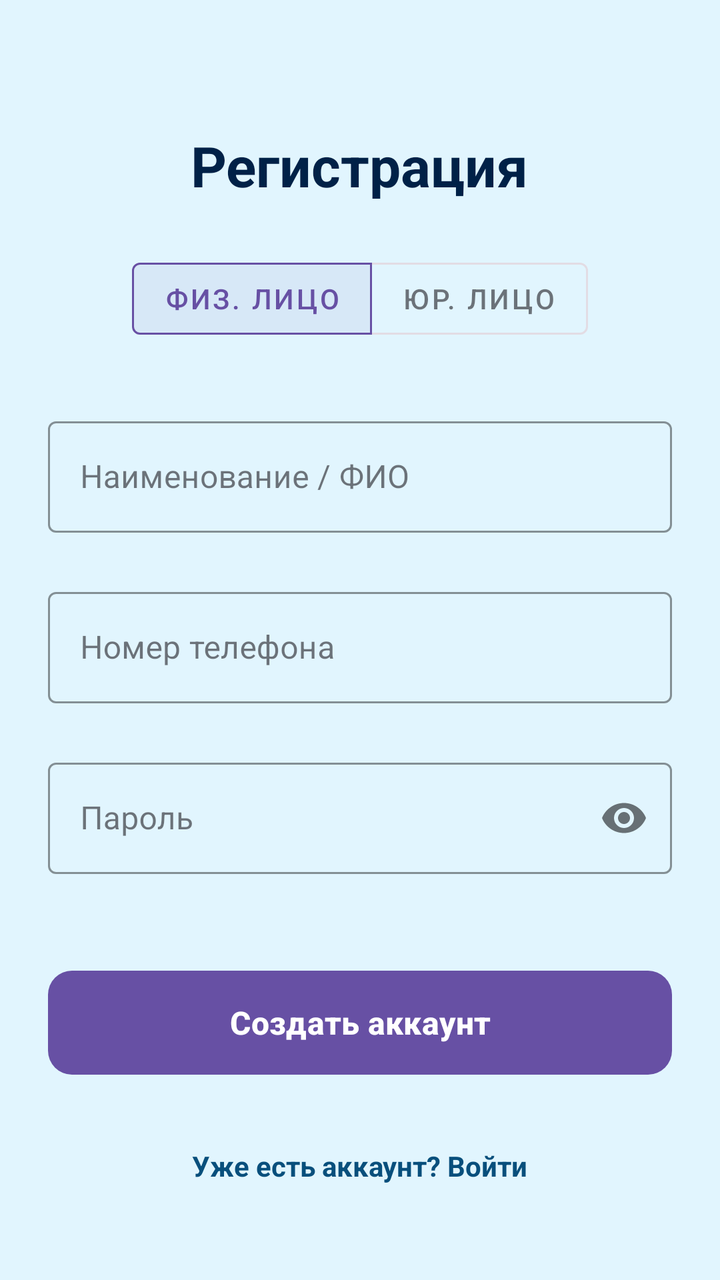
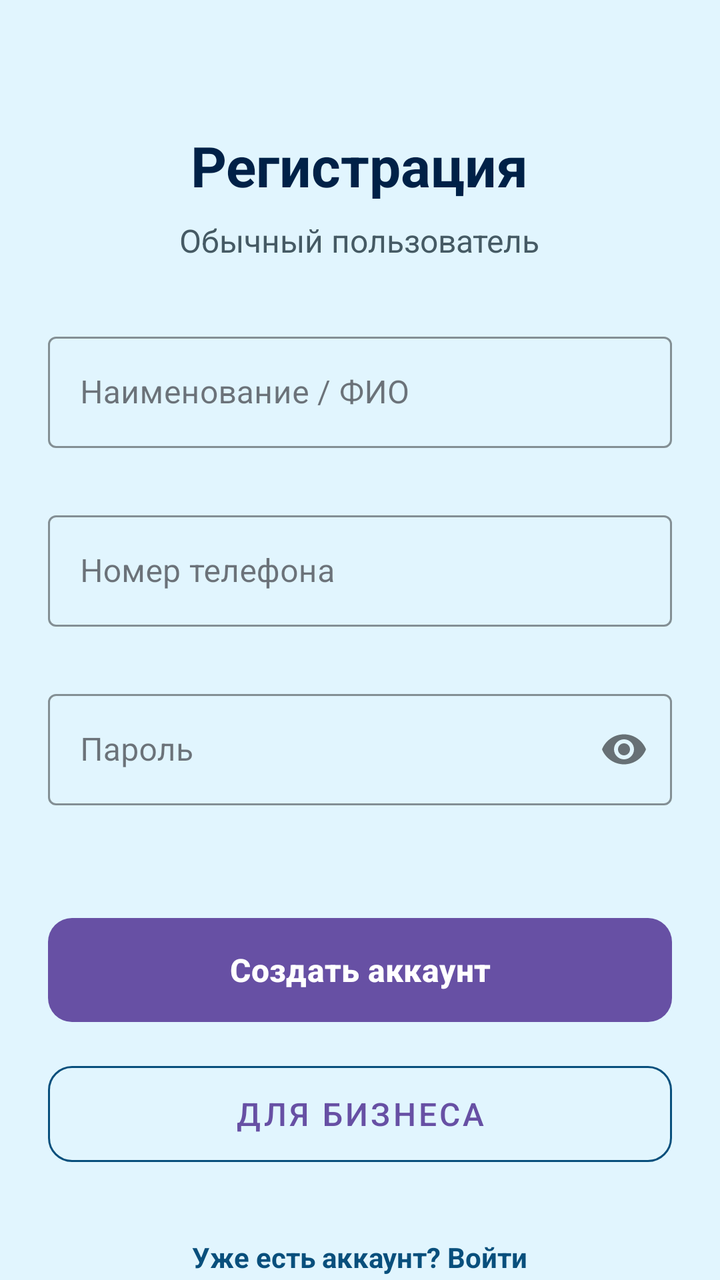

Screens rendered from an Android XML layout before and after an edit, with the pre-edit source and the edit as a unified diff.
<!-- AndroidManifest.xml: application theme Theme.SudOcean -->
<!-- res/layout/fragment_register.xml -->
<?xml version="1.0" encoding="utf-8"?>
<androidx.core.widget.NestedScrollView xmlns:android="http://schemas.android.com/apk/res/android"
    xmlns:app="http://schemas.android.com/apk/res-auto"
    xmlns:tools="http://schemas.android.com/tools"
    android:layout_width="match_parent"
    android:layout_height="match_parent"
    android:background="@color/ocean_background"
    android:fillViewport="true">

    <LinearLayout
        android:layout_width="match_parent"
        android:layout_height="wrap_content"
        android:orientation="vertical"
        android:padding="24dp">

        <TextView
            android:layout_width="wrap_content"
            android:layout_height="wrap_content"
            android:layout_gravity="center"
            android:layout_marginTop="40dp"
            android:text="Регистрация"
            android:textColor="@color/ocean_text_primary"
            android:textSize="28sp"
            android:textStyle="bold" />

        <com.google.android.material.button.MaterialButtonToggleGroup
            android:id="@+id/toggle_user_type"
            android:layout_width="wrap_content"
            android:layout_height="wrap_content"
            android:layout_gravity="center"
            android:layout_marginTop="24dp"
            app:checkedButton="@id/btn_type_physical"
            app:selectionRequired="true"
            app:singleSelection="true">

            <com.google.android.material.button.MaterialButton
                android:id="@+id/btn_type_physical"
                style="@style/Widget.MaterialComponents.Button.OutlinedButton"
                android:layout_width="wrap_content"
                android:layout_height="wrap_content"
                android:text="Физ. лицо" />

            <com.google.android.material.button.MaterialButton
                android:id="@+id/btn_type_legal"
                style="@style/Widget.MaterialComponents.Button.OutlinedButton"
                android:layout_width="wrap_content"
                android:layout_height="wrap_content"
                android:text="Юр. лицо" />
        </com.google.android.material.button.MaterialButtonToggleGroup>

        <com.google.android.material.textfield.TextInputLayout
            android:id="@+id/til_name"
            style="@style/Widget.MaterialComponents.TextInputLayout.OutlinedBox"
            android:layout_width="match_parent"
            android:layout_height="wrap_content"
            android:layout_marginTop="32dp"
            android:hint="Наименование / ФИО"
            app:boxStrokeColor="@color/ocean_primary"
            app:errorEnabled="true">

            <com.google.android.material.textfield.TextInputEditText
                android:id="@+id/et_name"
                android:layout_width="match_parent"
                android:layout_height="wrap_content"
                android:textColor="@color/ocean_text_primary" />
        </com.google.android.material.textfield.TextInputLayout>

        <LinearLayout
            android:id="@+id/layout_legal_only"
            android:layout_width="match_parent"
            android:layout_height="wrap_content"
            android:orientation="vertical"
            android:visibility="gone"
            tools:visibility="visible">

            <com.google.android.material.textfield.TextInputLayout
                android:id="@+id/til_inn"
                style="@style/Widget.MaterialComponents.TextInputLayout.OutlinedBox"
                android:layout_width="match_parent"
                android:layout_height="wrap_content"
                android:layout_marginTop="4dp"
                android:hint="ИНН"
                app:boxStrokeColor="@color/ocean_primary"
                app:errorEnabled="true">

                <com.google.android.material.textfield.TextInputEditText
                    android:id="@+id/et_inn"
                    android:layout_width="match_parent"
                    android:layout_height="wrap_content"
                    android:importantForAutofill="no"
                    android:inputType="number"
                    android:maxLength="10"
                    android:textColor="@color/ocean_text_primary" />
            </com.google.android.material.textfield.TextInputLayout>

            <com.google.android.material.textfield.TextInputLayout
                android:id="@+id/til_kpp"
                style="@style/Widget.MaterialComponents.TextInputLayout.OutlinedBox"
                android:layout_width="match_parent"
                android:layout_height="wrap_content"
                android:layout_marginTop="4dp"
                android:hint="КПП"
                app:boxStrokeColor="@color/ocean_primary"
                app:errorEnabled="true">

                <com.google.android.material.textfield.TextInputEditText
                    android:id="@+id/et_kpp"
                    android:layout_width="match_parent"
                    android:layout_height="wrap_content"
                    android:importantForAutofill="no"
                    android:inputType="number"
                    android:maxLength="9"
                    android:textColor="@color/ocean_text_primary" />
            </com.google.android.material.textfield.TextInputLayout>

            <com.google.android.material.textfield.TextInputLayout
                android:id="@+id/til_legal_address"
                style="@style/Widget.MaterialComponents.TextInputLayout.OutlinedBox"
                android:layout_width="match_parent"
                android:layout_height="wrap_content"
                android:layout_marginTop="4dp"
                android:hint="Юридический адрес"
                app:boxStrokeColor="@color/ocean_primary"
                app:errorEnabled="true">

                <com.google.android.material.textfield.TextInputEditText
                    android:id="@+id/et_legal_address"
                    android:layout_width="match_parent"
                    android:layout_height="wrap_content"
                    android:textColor="@color/ocean_text_primary" />
            </com.google.android.material.textfield.TextInputLayout>
        </LinearLayout>

        <com.google.android.material.textfield.TextInputLayout
            android:id="@+id/til_phone"
            style="@style/Widget.MaterialComponents.TextInputLayout.OutlinedBox"
            android:layout_width="match_parent"
            android:layout_height="wrap_content"
            android:layout_marginTop="4dp"
            android:hint="Номер телефона"
            app:boxStrokeColor="@color/ocean_primary"
            app:errorEnabled="true">

            <com.google.android.material.textfield.TextInputEditText
                android:id="@+id/et_phone"
                android:layout_width="match_parent"
                android:layout_height="wrap_content"
                android:importantForAutofill="no"
                android:inputType="phone"
                android:textColor="@color/ocean_text_primary" />
        </com.google.android.material.textfield.TextInputLayout>

        <com.google.android.material.textfield.TextInputLayout
            android:id="@+id/til_password"
            style="@style/Widget.MaterialComponents.TextInputLayout.OutlinedBox"
            android:layout_width="match_parent"
            android:layout_height="wrap_content"
            android:layout_marginTop="4dp"
            android:hint="Пароль"
            app:boxStrokeColor="@color/ocean_primary"
            app:errorEnabled="true"
            app:passwordToggleEnabled="true">

            <com.google.android.material.textfield.TextInputEditText
                android:id="@+id/et_password"
                android:layout_width="match_parent"
                android:layout_height="wrap_content"
                android:importantForAutofill="no"
                android:inputType="textPassword"
                android:textColor="@color/ocean_text_primary" />
        </com.google.android.material.textfield.TextInputLayout>

        <com.google.android.material.button.MaterialButton
            android:id="@+id/register_button"
            android:layout_width="match_parent"
            android:layout_height="60dp"
            android:layout_marginTop="24dp"
            android:text="Создать аккаунт"
            android:textSize="16sp"
            android:textStyle="bold"
            app:cornerRadius="12dp" />

        <TextView
            android:id="@+id/back_to_login"
            android:layout_width="wrap_content"
            android:layout_height="wrap_content"
            android:layout_gravity="center"
            android:layout_marginTop="24dp"
            android:padding="8dp"
            android:text="Уже есть аккаунт? Войти"
            android:textColor="@color/ocean_primary"
            android:textStyle="bold" />

    </LinearLayout>
</androidx.core.widget.NestedScrollView>
<!-- resources referenced by this layout -->
<resources>
  <color name="ocean_background">#E1F5FE</color>
  <color name="ocean_primary">#084F7C</color>
  <color name="ocean_text_primary">#002147</color>
  <style name="Theme.SudOcean" parent="Base.Theme.SudOcean" />
  <style name="Base.Theme.SudOcean" parent="Theme.Material3.DayNight.NoActionBar">
          
      </style>
</resources>

<!-- the commit's change to res/layout/fragment_register.xml (unified diff, before → after) -->
@@ -23,30 +23,15 @@
             android:textSize="28sp"
             android:textStyle="bold" />
 
-        <com.google.android.material.button.MaterialButtonToggleGroup
-            android:id="@+id/toggle_user_type"
+        <TextView
+            android:id="@+id/tv_reg_subtitle"
             android:layout_width="wrap_content"
             android:layout_height="wrap_content"
             android:layout_gravity="center"
-            android:layout_marginTop="24dp"
-            app:checkedButton="@id/btn_type_physical"
-            app:selectionRequired="true"
-            app:singleSelection="true">
-
-            <com.google.android.material.button.MaterialButton
-                android:id="@+id/btn_type_physical"
-                style="@style/Widget.MaterialComponents.Button.OutlinedButton"
-                android:layout_width="wrap_content"
-                android:layout_height="wrap_content"
-                android:text="Физ. лицо" />
-
-            <com.google.android.material.button.MaterialButton
-                android:id="@+id/btn_type_legal"
-                style="@style/Widget.MaterialComponents.Button.OutlinedButton"
-                android:layout_width="wrap_content"
-                android:layout_height="wrap_content"
-                android:text="Юр. лицо" />
-        </com.google.android.material.button.MaterialButtonToggleGroup>
+            android:layout_marginTop="8dp"
+            android:text="Обычный пользователь"
+            android:textColor="@color/ocean_text_secondary"
+            android:textSize="16sp" />
 
         <com.google.android.material.textfield.TextInputLayout
             android:id="@+id/til_name"
@@ -74,11 +59,28 @@
             tools:visibility="visible">
 
             <com.google.android.material.textfield.TextInputLayout
+                android:id="@+id/til_legal_form"
+                style="@style/Widget.MaterialComponents.TextInputLayout.OutlinedBox.ExposedDropdownMenu"
+                android:layout_width="match_parent"
+                android:layout_height="wrap_content"
+                android:layout_marginTop="8dp"
+                android:hint="Организационно-правовая форма"
+                app:boxStrokeColor="@color/ocean_primary"
+                app:errorEnabled="true">
+
+                <AutoCompleteTextView
+                    android:id="@+id/actv_legal_form"
+                    android:layout_width="match_parent"
+                    android:layout_height="wrap_content"
+                    android:inputType="none" />
+            </com.google.android.material.textfield.TextInputLayout>
+
+            <com.google.android.material.textfield.TextInputLayout
                 android:id="@+id/til_inn"
                 style="@style/Widget.MaterialComponents.TextInputLayout.OutlinedBox"
                 android:layout_width="match_parent"
                 android:layout_height="wrap_content"
-                android:layout_marginTop="4dp"
+                android:layout_marginTop="8dp"
                 android:hint="ИНН"
                 app:boxStrokeColor="@color/ocean_primary"
                 app:errorEnabled="true">
@@ -87,9 +89,7 @@
                     android:id="@+id/et_inn"
                     android:layout_width="match_parent"
                     android:layout_height="wrap_content"
-                    android:importantForAutofill="no"
                     android:inputType="number"
-                    android:maxLength="10"
                     android:textColor="@color/ocean_text_primary" />
             </com.google.android.material.textfield.TextInputLayout>
 
@@ -98,7 +98,7 @@
                 style="@style/Widget.MaterialComponents.TextInputLayout.OutlinedBox"
                 android:layout_width="match_parent"
                 android:layout_height="wrap_content"
-                android:layout_marginTop="4dp"
+                android:layout_marginTop="8dp"
                 android:hint="КПП"
                 app:boxStrokeColor="@color/ocean_primary"
                 app:errorEnabled="true">
@@ -107,9 +107,7 @@
                     android:id="@+id/et_kpp"
                     android:layout_width="match_parent"
                     android:layout_height="wrap_content"
-                    android:importantForAutofill="no"
                     android:inputType="number"
-                    android:maxLength="9"
                     android:textColor="@color/ocean_text_primary" />
             </com.google.android.material.textfield.TextInputLayout>
 
@@ -118,7 +116,7 @@
                 style="@style/Widget.MaterialComponents.TextInputLayout.OutlinedBox"
                 android:layout_width="match_parent"
                 android:layout_height="wrap_content"
-                android:layout_marginTop="4dp"
+                android:layout_marginTop="8dp"
                 android:hint="Юридический адрес"
                 app:boxStrokeColor="@color/ocean_primary"
                 app:errorEnabled="true">
@@ -136,7 +134,7 @@
             style="@style/Widget.MaterialComponents.TextInputLayout.OutlinedBox"
             android:layout_width="match_parent"
             android:layout_height="wrap_content"
-            android:layout_marginTop="4dp"
+            android:layout_marginTop="8dp"
             android:hint="Номер телефона"
             app:boxStrokeColor="@color/ocean_primary"
             app:errorEnabled="true">
@@ -145,7 +143,6 @@
                 android:id="@+id/et_phone"
                 android:layout_width="match_parent"
                 android:layout_height="wrap_content"
-                android:importantForAutofill="no"
                 android:inputType="phone"
                 android:textColor="@color/ocean_text_primary" />
         </com.google.android.material.textfield.TextInputLayout>
@@ -155,17 +152,16 @@
             style="@style/Widget.MaterialComponents.TextInputLayout.OutlinedBox"
             android:layout_width="match_parent"
             android:layout_height="wrap_content"
-            android:layout_marginTop="4dp"
+            android:layout_marginTop="8dp"
             android:hint="Пароль"
             app:boxStrokeColor="@color/ocean_primary"
-            app:errorEnabled="true"
-            app:passwordToggleEnabled="true">
+            app:passwordToggleEnabled="true"
+            app:errorEnabled="true">
 
             <com.google.android.material.textfield.TextInputEditText
                 android:id="@+id/et_password"
                 android:layout_width="match_parent"
                 android:layout_height="wrap_content"
-                android:importantForAutofill="no"
                 android:inputType="textPassword"
                 android:textColor="@color/ocean_text_primary" />
         </com.google.android.material.textfield.TextInputLayout>
@@ -174,11 +170,22 @@
             android:id="@+id/register_button"
             android:layout_width="match_parent"
             android:layout_height="60dp"
-            android:layout_marginTop="24dp"
+            android:layout_marginTop="32dp"
             android:text="Создать аккаунт"
             android:textSize="16sp"
             android:textStyle="bold"
             app:cornerRadius="12dp" />
+
+        <com.google.android.material.button.MaterialButton
+            android:id="@+id/btn_switch_to_business"
+            style="@style/Widget.MaterialComponents.Button.OutlinedButton"
+            android:layout_width="match_parent"
+            android:layout_height="60dp"
+            android:layout_marginTop="12dp"
+            android:text="Для бизнеса"
+            android:textSize="16sp"
+            app:cornerRadius="12dp"
+            app:strokeColor="@color/ocean_primary" />
 
         <TextView
             android:id="@+id/back_to_login"
<!-- resource entries referenced after the edit -->
@@ -3,6 +3,7 @@
   <color name="ocean_background">#E1F5FE</color>
   <color name="ocean_primary">#084F7C</color>
   <color name="ocean_text_primary">#002147</color>
+  <color name="ocean_text_secondary">#455A64</color>
   <style name="Theme.SudOcean" parent="Base.Theme.SudOcean" />
   <style name="Base.Theme.SudOcean" parent="Theme.Material3.DayNight.NoActionBar">
           
